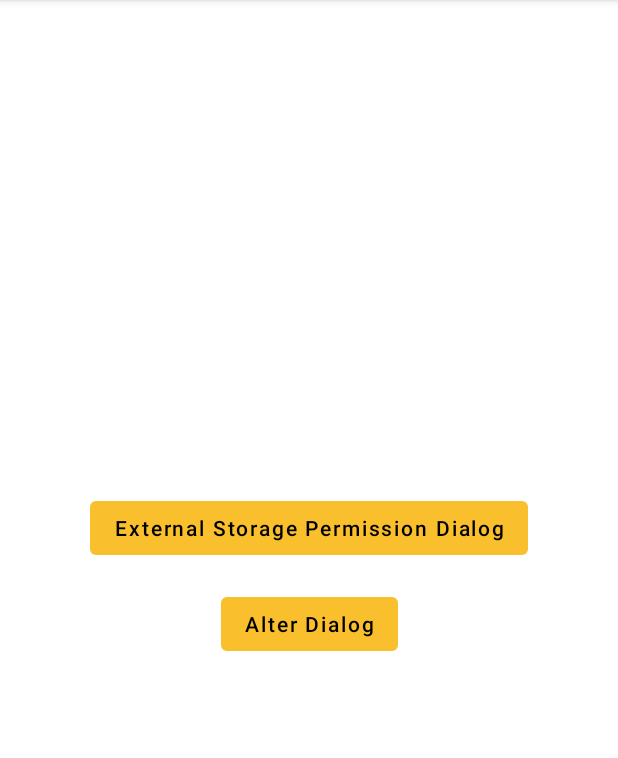
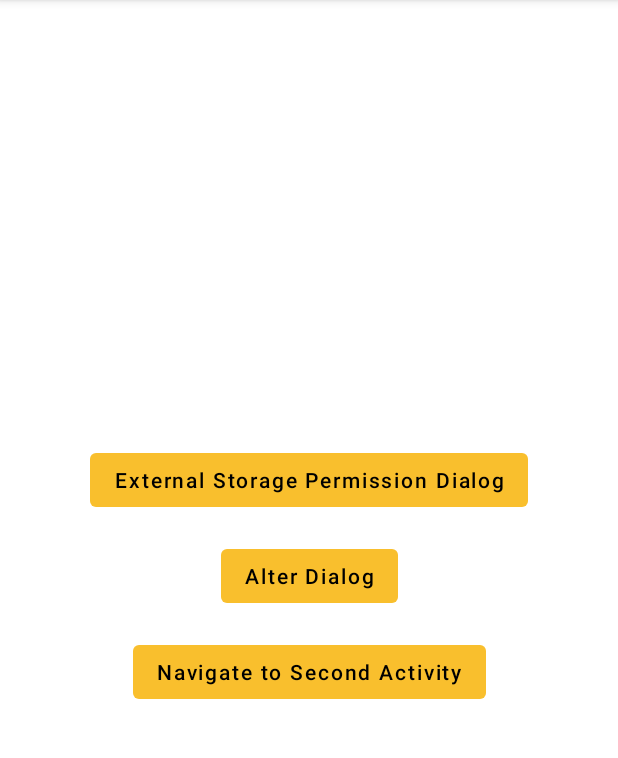
Before and after one commit to hingtang/android-learning-demo, an Android app: the screen it shows after launch (FirstActivity), on a phone screen of 412 x 824 dp, the part 84-842 px from its top. Run offline under Robolectric (Android 15) with nearby library versions, the phone set to English and light mode, and no system bars.

Commit message:
navigate between multiple activities

```diff
--- a/app/lifecycle/src/main/AndroidManifest.xml
+++ b/app/lifecycle/src/main/AndroidManifest.xml
@@ -12,6 +12,7 @@
         android:roundIcon="@mipmap/ic_launcher_round"
         android:supportsRtl="true"
         android:theme="@style/AppTheme">
+        <activity android:name=".SecondActivity" />
         <activity android:name=".FirstActivity">
             <intent-filter>
                 <action android:name="android.intent.action.MAIN" />
--- a/app/lifecycle/src/main/java/com/hing/lifecycle/FirstActivity.kt
+++ b/app/lifecycle/src/main/java/com/hing/lifecycle/FirstActivity.kt
@@ -1,22 +1,21 @@
 package com.hing.lifecycle
 
 import android.Manifest
+import android.content.Intent
 import android.content.pm.PackageManager
 import android.os.Bundle
-import android.os.PersistableBundle
 import android.widget.Toast
 import androidx.appcompat.app.AlertDialog
-import androidx.appcompat.app.AppCompatActivity
 import androidx.core.app.ActivityCompat
+import com.hing.lifecycle.base.BaseActivity
 import com.hing.lifecycle.utils.Utils.debugLog
 import kotlinx.android.synthetic.main.activity_first.*
 
-class FirstActivity : AppCompatActivity() {
+class FirstActivity : BaseActivity() {
 
     override fun onCreate(savedInstanceState: Bundle?) {
         super.onCreate(savedInstanceState)
         setContentView(R.layout.activity_first)
-        debugLog("${javaClass.simpleName} - onCreate + $savedInstanceState")
 
         btnGetPermissionDialog.setOnClickListener {
             ActivityCompat.requestPermissions(
@@ -37,6 +36,12 @@ class FirstActivity : AppCompatActivity() {
             }
 
             dialog.show()
+        }
+
+        btnNavigateToSecond.setOnClickListener {
+            val intent = Intent(this, SecondActivity::class.java)
+            startActivity(intent)
+            Toast.makeText(this, "Toast after starting Second Activity", Toast.LENGTH_SHORT).show()
         }
     }
 
@@ -59,59 +64,6 @@ class FirstActivity : AppCompatActivity() {
         }
     }
 
-    override fun onRestart() {
-        super.onRestart()
-        debugLog("${javaClass.simpleName} - onRestart")
-    }
-
-    override fun onStart() {
-        super.onStart()
-        debugLog("${javaClass.simpleName} - onStart")
-    }
-
-    override fun onResume() {
-        super.onResume()
-        debugLog("${javaClass.simpleName} - onResume")
-    }
-
-    override fun onPause() {
-        super.onPause()
-        debugLog("${javaClass.simpleName} - onPause")
-    }
-
-    override fun onStop() {
-        super.onStop()
-        debugLog("${javaClass.simpleName} - onStop")
-    }
-
-    override fun onDestroy() {
-        super.onDestroy()
-        debugLog("${javaClass.simpleName} - onDestroy")
-    }
-
-    override fun onSaveInstanceState(outState: Bundle) {
-        super.onSaveInstanceState(outState)
-        debugLog("${javaClass.simpleName} - onSaveInstanceState $outState")
-    }
-
-    override fun onSaveInstanceState(outState: Bundle, outPersistentState: PersistableBundle) {
-        super.onSaveInstanceState(outState, outPersistentState)
-        debugLog("${javaClass.simpleName} - onSaveInstanceState2 $outState - $outPersistentState")
-    }
-
-    override fun onRestoreInstanceState(savedInstanceState: Bundle) {
-        super.onRestoreInstanceState(savedInstanceState)
-        debugLog("${javaClass.simpleName} - onRestoreInstanceState $savedInstanceState")
-    }
-
-    override fun onRestoreInstanceState(
-        savedInstanceState: Bundle?,
-        persistentState: PersistableBundle?
-    ) {
-        super.onRestoreInstanceState(savedInstanceState, persistentState)
-        debugLog("${javaClass.simpleName} - onRestoreInstanceState2 $savedInstanceState - $persistentState")
-    }
-
     private companion object {
         const val EXTERNAL_PERMISSION_CODE = 100
     }
--- /dev/null
+++ b/app/lifecycle/src/main/java/com/hing/lifecycle/base/BaseActivity.kt
@@ -0,0 +1,70 @@
+package com.hing.lifecycle.base
+
+import android.os.Bundle
+import android.os.PersistableBundle
+import androidx.appcompat.app.AppCompatActivity
+import com.hing.lifecycle.utils.Utils
+
+/**
+ * Created by Hung Luong on 8/5/2020.
+ */
+abstract class BaseActivity : AppCompatActivity() {
+
+    override fun onCreate(savedInstanceState: Bundle?) {
+        super.onCreate(savedInstanceState)
+        Utils.debugLog("${javaClass.simpleName} - onCreate + $savedInstanceState")
+    }
+
+    override fun onRestart() {
+        super.onRestart()
+        Utils.debugLog("${javaClass.simpleName} - onRestart")
+    }
+
+    override fun onStart() {
+        super.onStart()
+        Utils.debugLog("${javaClass.simpleName} - onStart")
+    }
+
+    override fun onResume() {
+        super.onResume()
+        Utils.debugLog("${javaClass.simpleName} - onResume")
+    }
+
+    override fun onPause() {
+        super.onPause()
+        Utils.debugLog("${javaClass.simpleName} - onPause")
+    }
+
+    override fun onStop() {
+        super.onStop()
+        Utils.debugLog("${javaClass.simpleName} - onStop")
+    }
+
+    override fun onDestroy() {
+        super.onDestroy()
+        Utils.debugLog("${javaClass.simpleName} - onDestroy")
+    }
+
+    override fun onSaveInstanceState(outState: Bundle) {
+        super.onSaveInstanceState(outState)
+        Utils.debugLog("${javaClass.simpleName} - onSaveInstanceState $outState")
+    }
+
+    override fun onSaveInstanceState(outState: Bundle, outPersistentState: PersistableBundle) {
+        super.onSaveInstanceState(outState, outPersistentState)
+        Utils.debugLog("${javaClass.simpleName} - onSaveInstanceState2 $outState - $outPersistentState")
+    }
+
+    override fun onRestoreInstanceState(savedInstanceState: Bundle) {
+        super.onRestoreInstanceState(savedInstanceState)
+        Utils.debugLog("${javaClass.simpleName} - onRestoreInstanceState $savedInstanceState")
+    }
+
+    override fun onRestoreInstanceState(
+        savedInstanceState: Bundle?,
+        persistentState: PersistableBundle?
+    ) {
+        super.onRestoreInstanceState(savedInstanceState, persistentState)
+        Utils.debugLog("${javaClass.simpleName} - onRestoreInstanceState2 $savedInstanceState - $persistentState")
+    }
+}
--- a/app/lifecycle/src/main/res/layout/activity_first.xml
+++ b/app/lifecycle/src/main/res/layout/activity_first.xml
@@ -24,12 +24,25 @@
         style="@style/Widget.MaterialComponents.Button.UnelevatedButton"
         android:layout_width="wrap_content"
         android:layout_height="wrap_content"
+        android:layout_marginTop="@dimen/default_margin"
         android:text="@string/get_alert_dialog"
         android:textAllCaps="false"
         android:textColor="@android:color/black"
         app:layout_constraintLeft_toLeftOf="parent"
-        android:layout_marginTop="@dimen/default_margin"
         app:layout_constraintRight_toRightOf="parent"
         app:layout_constraintTop_toBottomOf="@id/btnGetPermissionDialog" />
 
+    <com.google.android.material.button.MaterialButton
+        android:id="@+id/btnNavigateToSecond"
+        style="@style/Widget.MaterialComponents.Button.UnelevatedButton"
+        android:layout_width="wrap_content"
+        android:layout_height="wrap_content"
+        android:layout_marginTop="@dimen/default_margin"
+        android:text="@string/navigate_to_second_activity"
+        android:textAllCaps="false"
+        android:textColor="@android:color/black"
+        app:layout_constraintLeft_toLeftOf="parent"
+        app:layout_constraintRight_toRightOf="parent"
+        app:layout_constraintTop_toBottomOf="@id/btnAlertDialog" />
+
 </androidx.constraintlayout.widget.ConstraintLayout>
--- a/app/lifecycle/src/main/res/values/strings.xml
+++ b/app/lifecycle/src/main/res/values/strings.xml
@@ -2,4 +2,5 @@
     <string name="app_name">Lifecycle</string>
     <string name="get_permission_dialog">External Storage Permission Dialog</string>
     <string name="get_alert_dialog">Alter Dialog</string>
+    <string name="navigate_to_second_activity">Navigate to Second Activity</string>
 </resources>
```
Also changed, not shown: app/lifecycle/src/main/java/com/hing/lifecycle/SecondActivity.kt (added, +12 -0 lines), app/lifecycle/src/main/res/layout/activity_second.xml (added, +8 -0 lines).
